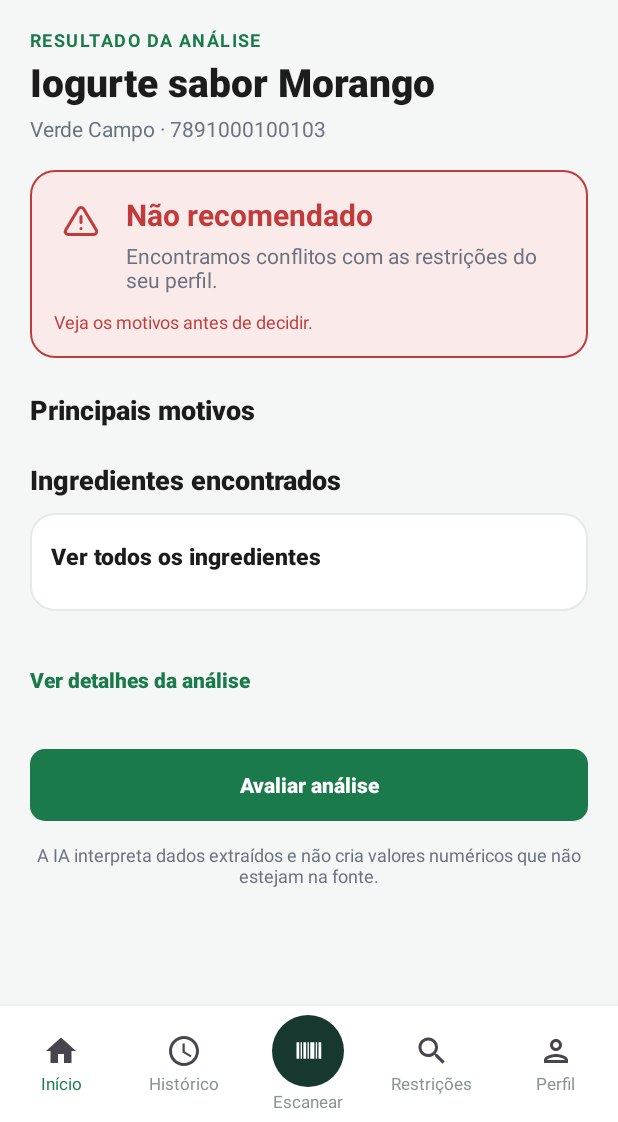
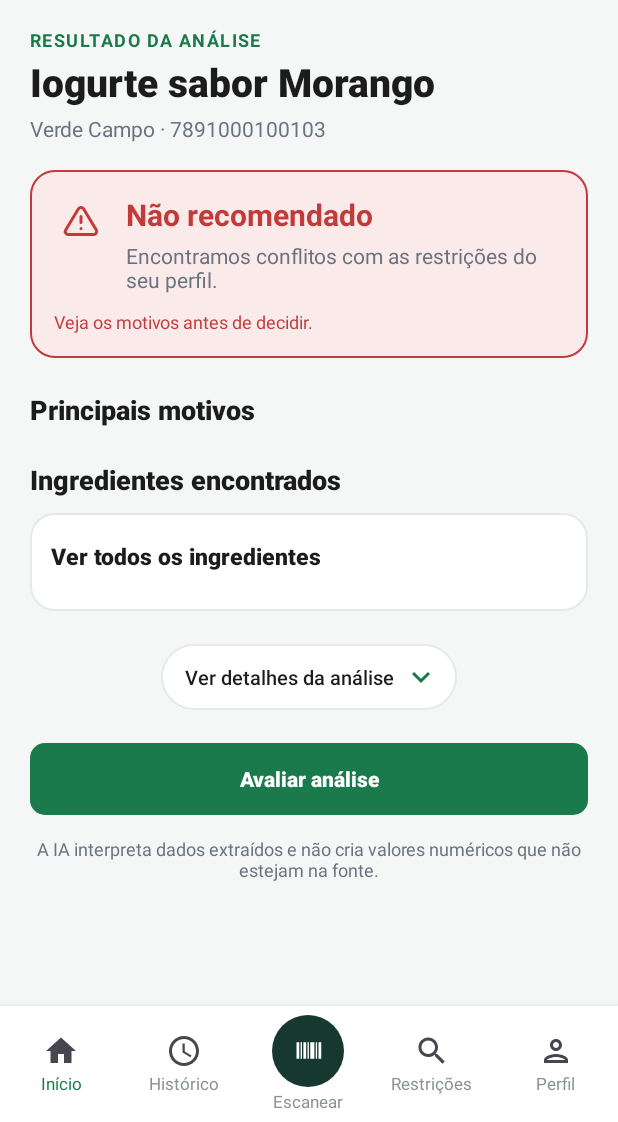
Before and after one commit to BeatrizGomes1/NutriIA, an Android app: the layout activity_resultado.xml on its own in the app's theme, with its tools: preview values and no code run, on a phone screen of 412 x 824 dp, the part 114-1236 px from its top. Run offline under Robolectric (Android 15) with nearby library versions, the phone set to English and light mode, and no system bars.

Commit message:
style: botão de detalhes em pílula e fonte menor na tabela nutricional

```diff
--- a/frontend/app/src/main/java/com/uece/nutriia/ui/resultado/ResultadoActivity.kt
+++ b/frontend/app/src/main/java/com/uece/nutriia/ui/resultado/ResultadoActivity.kt
@@ -169,7 +169,7 @@ class ResultadoActivity : AppCompatActivity() {
         binding.tabelaNutricional.addView(TextView(this).apply {
             text = getString(R.string.nutrition_table_reference, tabela.referencia)
             setTextColor(ContextCompat.getColor(context, R.color.text_primary))
-            textSize = 16f
+            textSize = 15f
             setTypeface(null, Typeface.BOLD)
             setPadding(0, 0, 0, 12)
         })
--- /dev/null
+++ b/frontend/app/src/main/res/drawable/bg_pill_detalhes.xml
@@ -0,0 +1,8 @@
+<shape xmlns:android="http://schemas.android.com/apk/res/android"
+    android:shape="rectangle">
+    <solid android:color="@color/white" />
+    <stroke
+        android:width="1dp"
+        android:color="@color/stroke" />
+    <corners android:radius="999dp" />
+</shape>
--- /dev/null
+++ b/frontend/app/src/main/res/drawable/ic_chevron_down.xml
@@ -0,0 +1,9 @@
+<vector xmlns:android="http://schemas.android.com/apk/res/android"
+    android:width="24dp"
+    android:height="24dp"
+    android:viewportWidth="24"
+    android:viewportHeight="24">
+    <path
+        android:fillColor="#000000"
+        android:pathData="M7.41,8.59L12,13.17l4.59,-4.58L18,10l-6,6 -6,-6 1.41,-1.41z" />
+</vector>
--- /dev/null
+++ b/frontend/app/src/main/res/drawable/ic_chevron_toggle.xml
@@ -0,0 +1,4 @@
+<selector xmlns:android="http://schemas.android.com/apk/res/android">
+    <item android:drawable="@drawable/ic_chevron_up" android:state_selected="true" />
+    <item android:drawable="@drawable/ic_chevron_down" />
+</selector>
--- /dev/null
+++ b/frontend/app/src/main/res/drawable/ic_chevron_up.xml
@@ -0,0 +1,9 @@
+<vector xmlns:android="http://schemas.android.com/apk/res/android"
+    android:width="24dp"
+    android:height="24dp"
+    android:viewportWidth="24"
+    android:viewportHeight="24">
+    <path
+        android:fillColor="#000000"
+        android:pathData="M7.41,15.41L12,10.83l4.59,4.58L18,14l-6,-6 -6,6z" />
+</vector>
--- a/frontend/app/src/main/res/layout/activity_resultado.xml
+++ b/frontend/app/src/main/res/layout/activity_resultado.xml
@@ -202,18 +202,24 @@
             <!-- Informacoes nutricionais adicionais -->
             <TextView
                 android:id="@+id/tituloInformacoesNutricionais"
-                android:layout_width="match_parent"
+                android:layout_width="wrap_content"
                 android:layout_height="wrap_content"
+                android:layout_gravity="center_horizontal"
                 android:layout_marginTop="22dp"
+                android:background="@drawable/bg_pill_detalhes"
+                android:clickable="true"
+                android:drawableEnd="@drawable/ic_chevron_toggle"
+                android:drawablePadding="6dp"
+                android:drawableTint="@color/green_primary"
+                android:focusable="true"
                 android:fontFamily="sans-serif-medium"
+                android:gravity="center_vertical"
+                android:minHeight="44dp"
+                android:paddingStart="16dp"
+                android:paddingEnd="12dp"
                 android:text="@string/show_analysis_details"
-                android:minHeight="48dp"
-                android:gravity="center_vertical"
-                android:clickable="true"
-                android:focusable="true"
-                android:textColor="@color/green_primary"
-                android:textSize="14sp"
-                android:textStyle="bold" />
+                android:textColor="@color/text_primary"
+                android:textSize="13sp" />
 
             <LinearLayout
                 android:id="@+id/listaInformacoesNutricionais"
```
